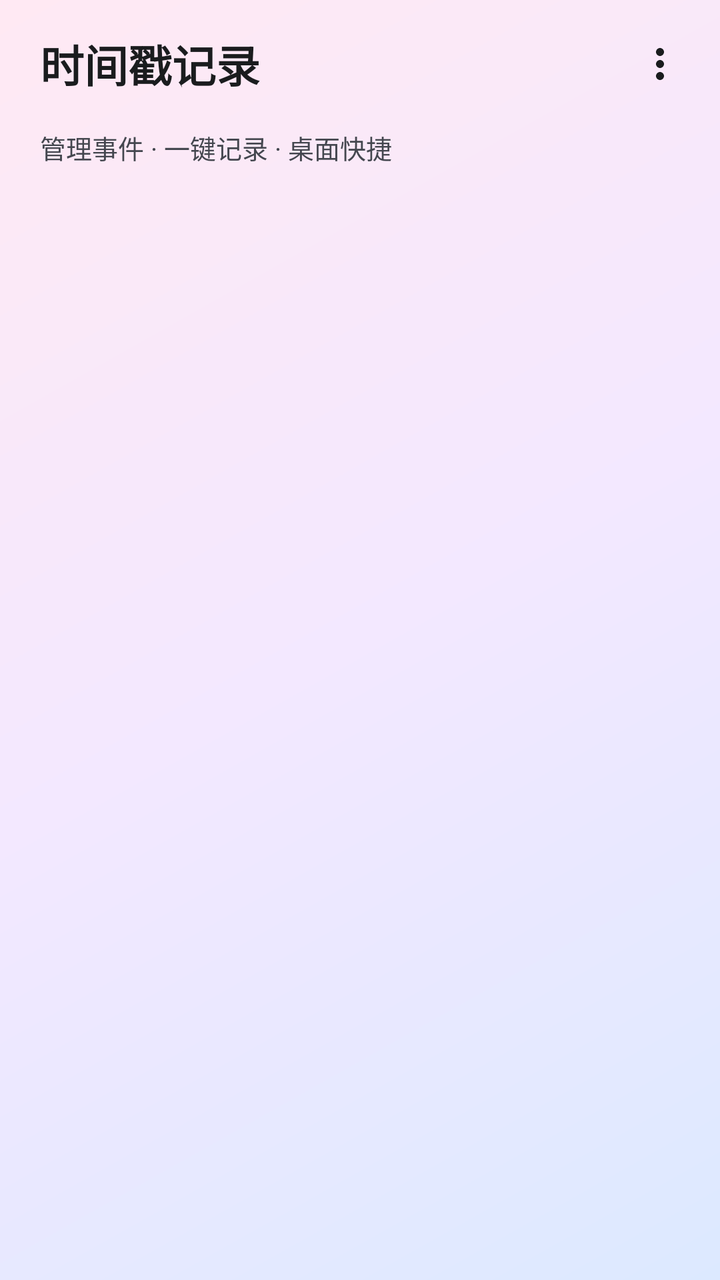
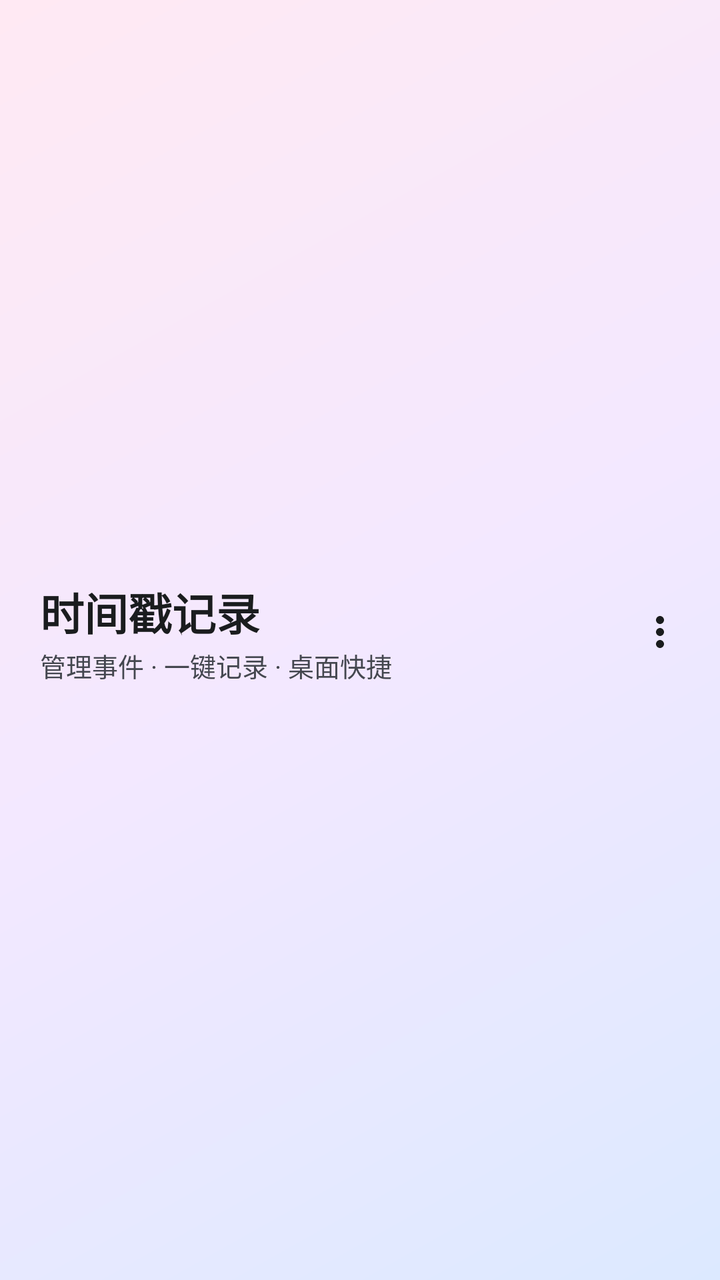

Two renders of the same Android screen: before a commit and after it. Below are the layout's source before the change and the commit's diff.
<!-- AndroidManifest.xml: application theme Theme.Timestamp -->
<!-- res/layout/view_top_bar.xml -->
<?xml version="1.0" encoding="utf-8"?>
<LinearLayout xmlns:android="http://schemas.android.com/apk/res/android"
    xmlns:app="http://schemas.android.com/apk/res-auto"
    android:id="@+id/topBarRoot"
    android:layout_width="match_parent"
    android:layout_height="wrap_content"
    android:orientation="vertical"
    android:paddingStart="20dp"
    android:paddingEnd="8dp"
    android:paddingBottom="12dp">

    <LinearLayout
        android:layout_width="match_parent"
        android:layout_height="?attr/actionBarSize"
        android:orientation="horizontal"
        android:gravity="center_vertical">

        <TextView
            android:id="@+id/topTitle"
            android:layout_width="0dp"
            android:layout_height="wrap_content"
            android:layout_weight="1"
            android:ellipsize="end"
            android:maxLines="1"
            android:text="@string/main_title"
            android:textColor="?attr/colorOnSurface"
            android:textSize="22sp"
            android:textStyle="bold" />

        <ImageButton
            android:id="@+id/btnMore"
            android:layout_width="44dp"
            android:layout_height="44dp"
            android:background="?attr/selectableItemBackgroundBorderless"
            android:contentDescription="@string/menu_more"
            android:scaleType="center"
            android:src="@drawable/ic_more_vert" />
    </LinearLayout>

    <TextView
        android:id="@+id/topSubtitle"
        android:layout_width="wrap_content"
        android:layout_height="wrap_content"
        android:text="@string/main_subtitle"
        android:textColor="?attr/colorOnSurfaceVariant"
        android:textSize="13sp" />
</LinearLayout>
<!-- resources referenced by this layout -->
<resources>
  <!-- drawable ic_more_vert (drawable) -->
  <?xml version="1.0" encoding="utf-8"?>
  <vector xmlns:android="http://schemas.android.com/apk/res/android"
      android:width="24dp"
      android:height="24dp"
      android:viewportWidth="24"
      android:viewportHeight="24"
      android:tint="?attr/colorOnSurface">
      <path
          android:fillColor="@android:color/white"
          android:pathData="M12,8c1.1,0 2,-0.9 2,-2s-0.9,-2 -2,-2 -2,0.9 -2,2 0.9,2 2,2zM12,10c-1.1,0 -2,0.9 -2,2s0.9,2 2,2 2,-0.9 2,-2 -0.9,-2 -2,-2zM12,16c-1.1,0 -2,0.9 -2,2s0.9,2 2,2 2,-0.9 2,-2 -0.9,-2 -2,-2z" />
  </vector>
  <string name="main_subtitle">管理事件 · 一键记录 · 桌面快捷</string>
  <string name="main_title">时间戳记录</string>
  <string name="menu_more">更多</string>
  <style name="Theme.Timestamp" parent="Theme.Material3.DayNight.NoActionBar">
          <item name="colorPrimary">@color/md_primary</item>
          <item name="colorOnPrimary">@color/md_on_primary</item>
          <item name="colorPrimaryContainer">@color/md_primary_container</item>
          <item name="colorOnPrimaryContainer">@color/md_on_primary_container</item>
          <item name="colorSecondary">@color/md_secondary</item>
          <item name="colorOnSecondary">@color/md_on_secondary</item>
          <item name="colorSecondaryContainer">@color/md_secondary_container</item>
          <item name="colorOnSecondaryContainer">@color/md_on_secondary_container</item>
          <item name="android:colorBackground">@color/md_background</item>
          <item name="colorSurface">@color/md_surface</item>
          <item name="colorOnSurface">@color/md_on_surface</item>
          <item name="colorSurfaceVariant">@color/md_surface_variant</item>
          <item name="colorOnSurfaceVariant">@color/md_on_surface_variant</item>
          <item name="colorOutline">@color/md_outline</item>
          <item name="android:statusBarColor">@android:color/transparent</item>
          <item name="android:windowLightStatusBar">true</item>
          
          <item name="android:windowBackground">@drawable/bg_main_gradient</item>
      </style>
  <color name="md_primary">#1565C0</color>
  <color name="md_on_primary">#FFFFFF</color>
  <color name="md_primary_container">#D7E3FF</color>
  <color name="md_on_primary_container">#001B3F</color>
  <color name="md_secondary">#546E7A</color>
  <color name="md_on_secondary">#FFFFFF</color>
  <color name="md_secondary_container">#D6E4EC</color>
  <color name="md_on_secondary_container">#0E1D25</color>
  <color name="md_background">#FBF8FF</color>
  <color name="md_surface">#FBF8FF</color>
  <color name="md_on_surface">#1A1C1E</color>
  <color name="md_surface_variant">#E1E2EC</color>
  <color name="md_on_surface_variant">#44474F</color>
  <color name="md_outline">#74777F</color>
  <!-- drawable bg_main_gradient (drawable) -->
  <?xml version="1.0" encoding="utf-8"?>
  <shape xmlns:android="http://schemas.android.com/apk/res/android"
      android:shape="rectangle">
      <gradient
          android:type="linear"
          android:angle="135"
          android:startColor="#DCE9FF"
          android:centerColor="#F3E8FF"
          android:endColor="#FFE9F3" />
  </shape>
</resources>

<!-- the commit's change to res/layout/view_top_bar.xml (unified diff, before → after) -->
@@ -1,25 +1,24 @@
 <?xml version="1.0" encoding="utf-8"?>
 <LinearLayout xmlns:android="http://schemas.android.com/apk/res/android"
-    xmlns:app="http://schemas.android.com/apk/res-auto"
     android:id="@+id/topBarRoot"
     android:layout_width="match_parent"
     android:layout_height="wrap_content"
-    android:orientation="vertical"
+    android:gravity="center_vertical"
+    android:orientation="horizontal"
     android:paddingStart="20dp"
     android:paddingEnd="8dp"
-    android:paddingBottom="12dp">
+    android:paddingBottom="8dp">
 
     <LinearLayout
-        android:layout_width="match_parent"
-        android:layout_height="?attr/actionBarSize"
-        android:orientation="horizontal"
-        android:gravity="center_vertical">
+        android:layout_width="0dp"
+        android:layout_height="wrap_content"
+        android:layout_weight="1"
+        android:orientation="vertical">
 
         <TextView
             android:id="@+id/topTitle"
-            android:layout_width="0dp"
+            android:layout_width="match_parent"
             android:layout_height="wrap_content"
-            android:layout_weight="1"
             android:ellipsize="end"
             android:maxLines="1"
             android:text="@string/main_title"
@@ -27,21 +26,22 @@
             android:textSize="22sp"
             android:textStyle="bold" />
 
-        <ImageButton
-            android:id="@+id/btnMore"
-            android:layout_width="44dp"
-            android:layout_height="44dp"
-            android:background="?attr/selectableItemBackgroundBorderless"
-            android:contentDescription="@string/menu_more"
-            android:scaleType="center"
-            android:src="@drawable/ic_more_vert" />
+        <TextView
+            android:id="@+id/topSubtitle"
+            android:layout_width="wrap_content"
+            android:layout_height="wrap_content"
+            android:layout_marginTop="1dp"
+            android:text="@string/main_subtitle"
+            android:textColor="?attr/colorOnSurfaceVariant"
+            android:textSize="13sp" />
     </LinearLayout>
 
-    <TextView
-        android:id="@+id/topSubtitle"
-        android:layout_width="wrap_content"
-        android:layout_height="wrap_content"
-        android:text="@string/main_subtitle"
-        android:textColor="?attr/colorOnSurfaceVariant"
-        android:textSize="13sp" />
+    <ImageButton
+        android:id="@+id/btnMore"
+        android:layout_width="44dp"
+        android:layout_height="44dp"
+        android:background="?attr/selectableItemBackgroundBorderless"
+        android:contentDescription="@string/menu_more"
+        android:scaleType="center"
+        android:src="@drawable/ic_more_vert" />
 </LinearLayout>
